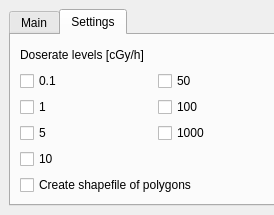
Above: radiation_reconnaissance_results_dockwidget_base.ui from ctu-geoforall-lab-projects/bp-kulovana-2017 before the change. Below: the same form after it.
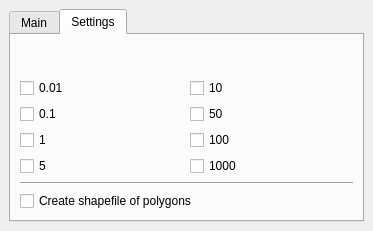
That is the form after the change. The open tabs and pages were chosen to show the change. Custom widgets are drawn as their Qt base class.

Commit message: Connect dockwidget with library. Get isolines levels from UI checkboxes.

```diff
--- a/radiation_reconnaissance_results_dockwidget_base.ui
+++ b/radiation_reconnaissance_results_dockwidget_base.ui
@@ -6,21 +6,21 @@
    <rect>
     <x>0</x>
     <y>0</y>
-    <width>269</width>
-    <height>215</height>
+    <width>373</width>
+    <height>231</height>
    </rect>
   </property>
   <property name="minimumSize">
    <size>
     <width>269</width>
-    <height>213</height>
+    <height>222</height>
    </size>
   </property>
   <property name="windowTitle">
    <string>Radiation reconnaissance results</string>
   </property>
   <widget class="QWidget" name="dockWidgetContents">
-   <layout class="QFormLayout" name="formLayout">
+   <layout class="QGridLayout" name="gridLayout_3">
     <item row="0" column="0">
      <widget class="QTabWidget" name="tabWidget">
       <property name="currentIndex">
@@ -99,66 +99,80 @@
         <string>Settings</string>
        </attribute>
        <layout class="QGridLayout" name="gridLayout">
+        <item row="8" column="0" colspan="2">
+         <widget class="QCheckBox" name="check_shp">
+          <property name="text">
+           <string>Create shapefile of polygons</string>
+          </property>
+         </widget>
+        </item>
+        <item row="3" column="1">
+         <widget class="QCheckBox" name="check_100">
+          <property name="text">
+           <string>100</string>
+          </property>
+         </widget>
+        </item>
         <item row="0" column="0">
          <widget class="QLabel" name="doserate_label">
           <property name="text">
-           <string>Doserate levels [cGy/h]</string>
+           <string/>
           </property>
          </widget>
         </item>
-        <item row="1" column="0">
-         <widget class="QCheckBox" name="check_01">
-          <property name="text">
-           <string>0.1</string>
-          </property>
-         </widget>
-        </item>
-        <item row="1" column="1">
+        <item row="2" column="1">
          <widget class="QCheckBox" name="check_50">
           <property name="text">
            <string>50</string>
           </property>
          </widget>
         </item>
-        <item row="2" column="0">
-         <widget class="QCheckBox" name="check_1">
-          <property name="text">
-           <string>1</string>
-          </property>
-         </widget>
-        </item>
-        <item row="2" column="1">
-         <widget class="QCheckBox" name="check_100">
-          <property name="text">
-           <string>100</string>
-          </property>
-         </widget>
-        </item>
-        <item row="3" column="0">
-         <widget class="QCheckBox" name="check_5">
-          <property name="text">
-           <string>5</string>
-          </property>
-         </widget>
-        </item>
-        <item row="3" column="1">
+        <item row="4" column="1">
          <widget class="QCheckBox" name="check_1000">
           <property name="text">
            <string>1000</string>
           </property>
          </widget>
         </item>
-        <item row="4" column="0">
+        <item row="1" column="1">
          <widget class="QCheckBox" name="check_10">
           <property name="text">
            <string>10</string>
           </property>
          </widget>
         </item>
-        <item row="5" column="0" colspan="2">
-         <widget class="QCheckBox" name="check_shp">
+        <item row="4" column="0">
+         <widget class="QCheckBox" name="check_5">
           <property name="text">
-           <string>Create shapefile of polygons</string>
+           <string>5</string>
+          </property>
+         </widget>
+        </item>
+        <item row="3" column="0">
+         <widget class="QCheckBox" name="check_1">
+          <property name="text">
+           <string>1</string>
+          </property>
+         </widget>
+        </item>
+        <item row="2" column="0">
+         <widget class="QCheckBox" name="check_01">
+          <property name="text">
+           <string>0.1</string>
+          </property>
+         </widget>
+        </item>
+        <item row="1" column="0">
+         <widget class="QCheckBox" name="check_001">
+          <property name="text">
+           <string>0.01</string>
+          </property>
+         </widget>
+        </item>
+        <item row="7" column="0" colspan="2">
+         <widget class="Line" name="line_2">
+          <property name="orientation">
+           <enum>Qt::Horizontal</enum>
           </property>
          </widget>
         </item>
```
Left out of the diff: 15 changed lines with no effect on the pictures. The commit also changes 1 other file.
